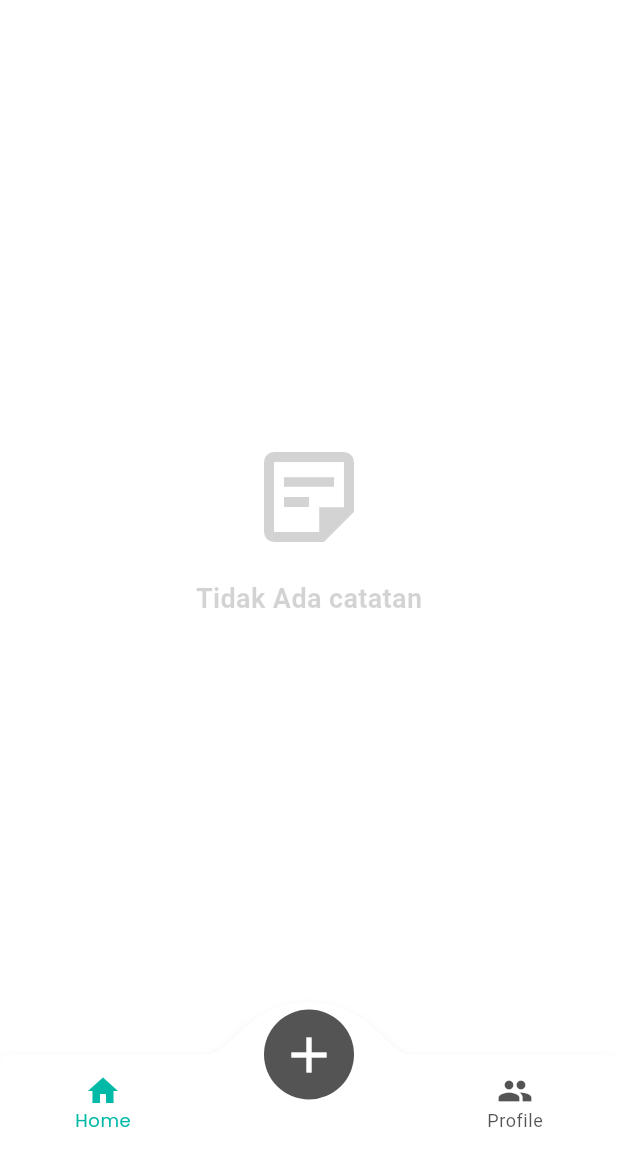
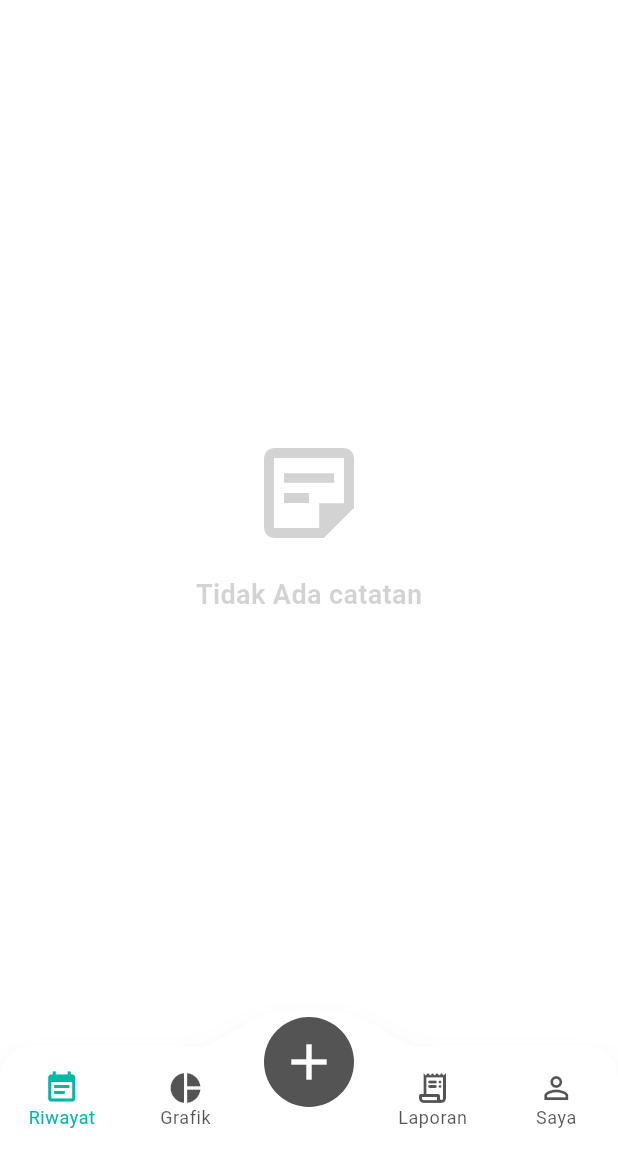
Before and after one commit to fadli154/FinTrack, a Flutter app: the MyMainPage screen opened by its route, on a phone screen of 412 x 824 dp, the part 84-1236 px from its top. Run offline on Flutter 3.47's test engine with Material 3 defaults, Android fonts, the phone set to English and light mode, and no system bars; drawn by our look-alikes of convex_bottom_bar; our stand-ins replace cloud_firestore, firebase_auth, firebase_core, get, google_fonts, google_sign_in and 3 more; accounts and stored records are empty; network calls fail.

Commit message:
Change: bottom navigation

```diff
--- a/lib/main.dart
+++ b/lib/main.dart
@@ -50,7 +50,7 @@ class MyApp extends StatelessWidget {
         colorScheme: ColorScheme.dark(
           primary: Color.fromARGB(255, 53, 53, 53),
           secondary: Color.fromARGB(255, 70, 70, 70),
-          surface: const Color.fromARGB(180, 14, 201, 117),
+          surface: const Color.fromARGB(152, 14, 201, 117),
           tertiary: const Color.fromARGB(208, 255, 255, 255),
           inversePrimary: const Color.fromARGB(255, 226, 226, 226),
           inverseSurface: const Color.fromARGB(186, 255, 255, 255),
--- a/lib/pages/main/main_page.dart
+++ b/lib/pages/main/main_page.dart
@@ -17,7 +17,9 @@ class MyMainPage extends StatelessWidget {
   final themeController = Get.put(ThemeController());
 
   final List<Widget> _pages = [
-    MyHomePage(title: "home"),
+    MyHomePage(title: "Riwayat"),
+    Center(child: Text("Add")),
+    Center(child: Text("Add")),
     Center(child: Text("Add")),
     MyAccountPage(title: "account"),
   ];
@@ -46,20 +48,28 @@ class MyMainPage extends StatelessWidget {
         () => ConvexAppBar(
           backgroundColor: colors.secondary,
           initialActiveIndex: pageController.pageIndex.value,
+
           activeColor: colors.surface,
           color: colors.tertiary,
-          cornerRadius: 5,
-          shadowColor: Colors.black.withValues(alpha: 0.3),
-          elevation: 3,
-          height: 65,
+
+          height: 70,
+          elevation: 8,
+          shadowColor: colors.shadow.withValues(alpha: 0.25),
+
+          cornerRadius: 20,
+          curveSize: 120, // 🔥 biar FAB tengah lebih standout
+          top: -25, // 🔥 lebih natural (ga terlalu naik)
+
           style: TabStyle.fixedCircle,
-          curveSize: 110,
-          top: -35,
-          items: [
-            TabItem(icon: Icons.home, title: 'Home', fontFamily: 'Poppins'),
+
+          items: const [
+            TabItem(icon: Icons.event_note, title: 'Riwayat'),
+            TabItem(icon: Icons.pie_chart, title: 'Grafik'),
             TabItem(icon: Icons.add, title: 'Add'),
-            TabItem(icon: Icons.people, title: 'Profile'),
+            TabItem(icon: Icons.receipt_long_rounded, title: 'Laporan'),
+            TabItem(icon: Icons.person_outline_sharp, title: 'Saya'),
           ],
+
           onTap: (int i) => pageController.changePage(i),
         ),
       ),
```
